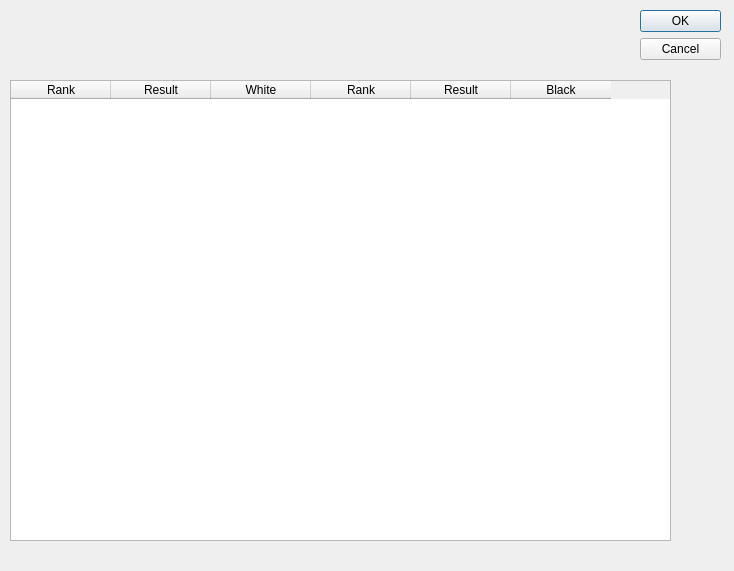
Before: the Qt Designer form tournament.ui in RDG0818/SwissSystem2, drawn with Qt 5.
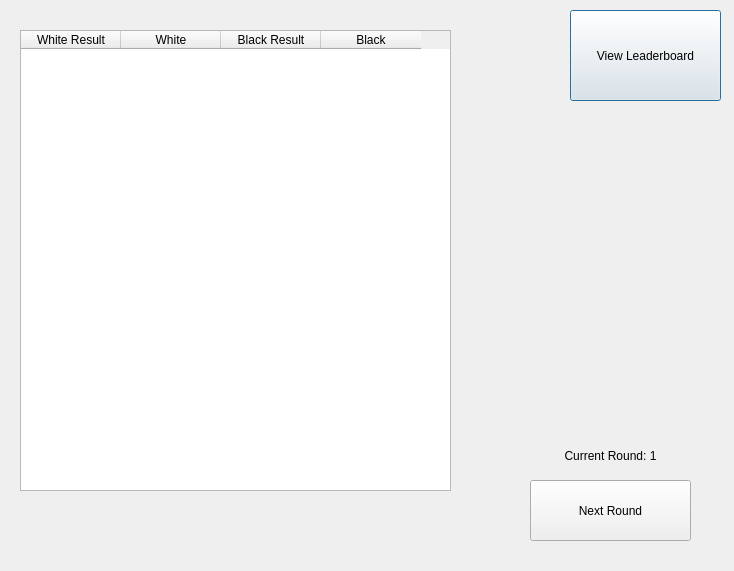
After: the same form once the commit is applied.

Commit message: Changed tournament window, allowed input, and made leaderboard work

Diff of the .ui file:
```diff
--- a/tournament.ui
+++ b/tournament.ui
@@ -13,48 +13,60 @@
   <property name="windowTitle">
    <string>Dialog</string>
   </property>
-  <widget class="QDialogButtonBox" name="buttonBox">
+  <widget class="QPushButton" name="pushButton_2">
    <property name="geometry">
     <rect>
-     <x>640</x>
+     <x>570</x>
      <y>10</y>
-     <width>81</width>
-     <height>241</height>
+     <width>151</width>
+     <height>91</height>
     </rect>
    </property>
-   <property name="orientation">
-    <enum>Qt::Vertical</enum>
+   <property name="text">
+    <string>View Leaderboard</string>
    </property>
-   <property name="standardButtons">
-    <set>QDialogButtonBox::Cancel|QDialogButtonBox::Ok</set>
+  </widget>
+  <widget class="QPushButton" name="pushButton_3">
+   <property name="geometry">
+    <rect>
+     <x>530</x>
+     <y>480</y>
+     <width>161</width>
+     <height>61</height>
+    </rect>
+   </property>
+   <property name="text">
+    <string>Next Round</string>
+   </property>
+  </widget>
+  <widget class="QLabel" name="label">
+   <property name="geometry">
+    <rect>
+     <x>560</x>
+     <y>440</y>
+     <width>101</width>
+     <height>31</height>
+    </rect>
+   </property>
+   <property name="text">
+    <string>Current Round: 1</string>
+   </property>
+   <property name="alignment">
+    <set>Qt::AlignCenter</set>
    </property>
   </widget>
   <widget class="QTableWidget" name="tableWidget">
    <property name="geometry">
     <rect>
-     <x>10</x>
-     <y>80</y>
-     <width>661</width>
+     <x>20</x>
+     <y>30</y>
+     <width>431</width>
      <height>461</height>
     </rect>
    </property>
-   <property name="alternatingRowColors">
-    <bool>true</bool>
-   </property>
-   <property name="rowCount">
-    <number>0</number>
-   </property>
-   <property name="columnCount">
-    <number>6</number>
-   </property>
    <column>
     <property name="text">
-     <string>Rank</string>
-    </property>
-   </column>
-   <column>
-    <property name="text">
-     <string>Result</string>
+     <string>White Result</string>
     </property>
    </column>
    <column>
@@ -64,12 +76,7 @@
    </column>
    <column>
     <property name="text">
-     <string>Rank</string>
-    </property>
-   </column>
-   <column>
-    <property name="text">
-     <string>Result</string>
+     <string>Black Result</string>
     </property>
    </column>
    <column>
```
Left out of the diff: 35 changed lines with no effect on the pictures. The commit also changes 10 other files.
